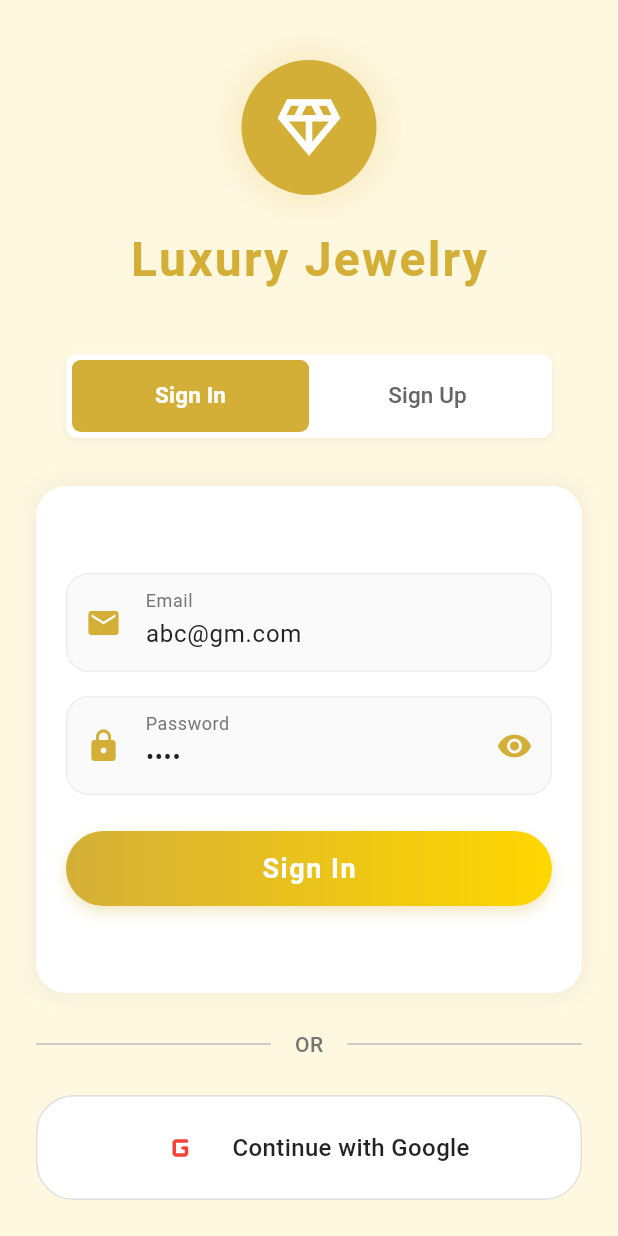
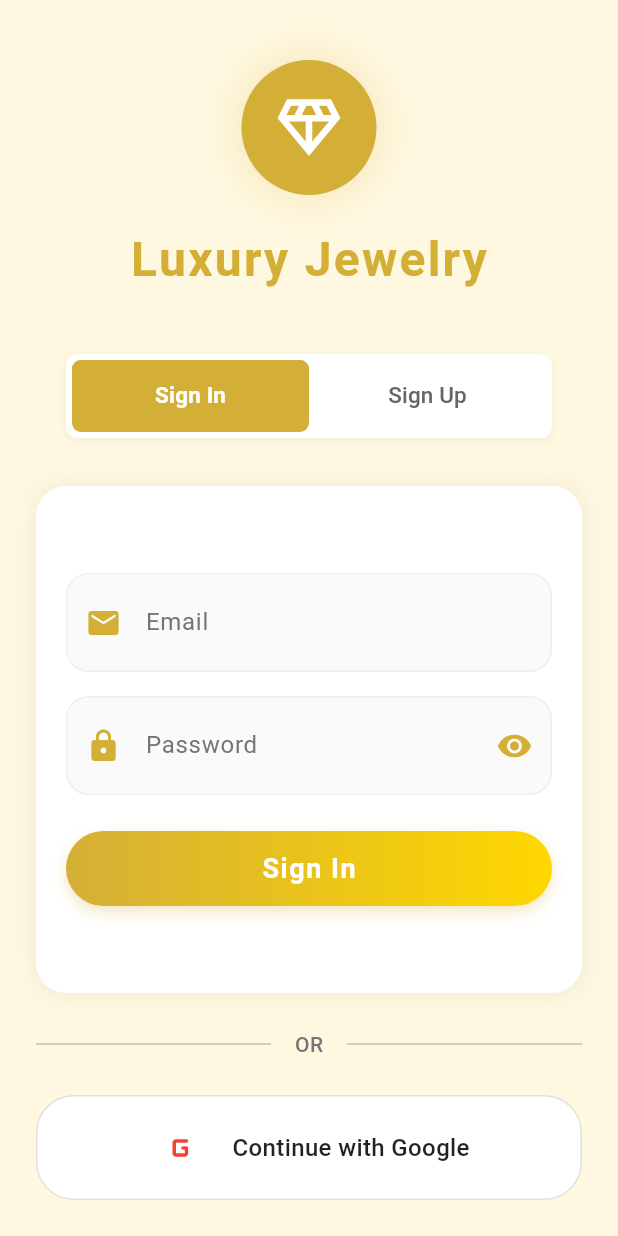
Before and after one commit to Parthh08/E-Commerce-Jewellery-App, a Flutter app: the screen it shows after launch, after a tap on "Continue with Google", on a phone screen of 412 x 824 dp. Run offline on Flutter 3.47's test engine with Material 3 defaults, Android fonts, the light colour scheme and no system bars; our stand-ins replace firebase_auth, firebase_core, fl_chart, get, google_sign_in; accounts and stored records are empty; network calls fail.

Commit message:
Refactor CartPage and LoginPage for improved readability and user experience; streamline widget structure, enhance loading indicators, and remove default text in login fields.

```diff
--- a/lib/pages/cart_page.dart
+++ b/lib/pages/cart_page.dart
@@ -11,9 +11,7 @@ class CartPage extends StatelessWidget {
 
     return Scaffold(
       backgroundColor: Theme.of(context).colorScheme.background,
-      appBar: AppBar(
-        title: const Text('Shopping Cart'),
-      ),
+      appBar: AppBar(title: const Text('Shopping Cart')),
       body: Obx(() {
         if (cartController.cartItems.isEmpty) {
           return Center(
@@ -33,9 +31,9 @@ class CartPage extends StatelessWidget {
                 const SizedBox(height: 8),
                 Text(
                   'Add some items to get started',
-                  style: Theme.of(context).textTheme.bodyLarge?.copyWith(
-                        color: Colors.grey,
-                      ),
+                  style: Theme.of(
+                    context,
+                  ).textTheme.bodyLarge?.copyWith(color: Colors.grey),
                 ),
                 const SizedBox(height: 24),
                 ElevatedButton(
@@ -92,7 +90,7 @@ class CartPage extends StatelessWidget {
                                 product.image,
                                 width: 80,
                                 height: 80,
-                                fit: BoxFit.cover,
+                                fit: BoxFit.contain,
                               ),
                             ),
                             const SizedBox(width: 16),
@@ -126,8 +124,10 @@ class CartPage extends StatelessWidget {
                               children: [
                                 IconButton(
                                   icon: const Icon(Icons.add_circle_outline),
-                                  onPressed: () =>
-                                      cartController.incrementQuantity(product),
+                                  onPressed:
+                                      () => cartController.incrementQuantity(
+                                        product,
+                                      ),
                                   color: Theme.of(context).colorScheme.primary,
                                 ),
                                 Text(
@@ -139,8 +139,10 @@ class CartPage extends StatelessWidget {
                                 ),
                                 IconButton(
                                   icon: const Icon(Icons.remove_circle_outline),
-                                  onPressed: () =>
-                                      cartController.decrementQuantity(product),
+                                  onPressed:
+                                      () => cartController.decrementQuantity(
+                                        product,
+                                      ),
                                   color: Theme.of(context).colorScheme.primary,
                                 ),
                               ],
@@ -175,10 +177,7 @@ class CartPage extends StatelessWidget {
                     Row(
                       mainAxisAlignment: MainAxisAlignment.spaceBetween,
                       children: [
-                        const Text(
-                          'Subtotal',
-                          style: TextStyle(fontSize: 16),
-                        ),
+                        const Text('Subtotal', style: TextStyle(fontSize: 16)),
                         Text(
                           '\$${cartController.subtotal.toStringAsFixed(2)}',
                           style: const TextStyle(
@@ -192,10 +191,7 @@ class CartPage extends StatelessWidget {
                     Row(
                       mainAxisAlignment: MainAxisAlignment.spaceBetween,
                       children: [
-                        const Text(
-                          'Tax',
-                          style: TextStyle(fontSize: 16),
-                        ),
+                        const Text('Tax', style: TextStyle(fontSize: 16)),
                         Text(
                           '\$${cartController.taxes.toStringAsFixed(2)}',
                           style: const TextStyle(
--- a/lib/pages/login_page.dart
+++ b/lib/pages/login_page.dart
@@ -13,8 +13,8 @@ class LoginPage extends StatefulWidget {
 
 class _LoginPageState extends State<LoginPage>
     with SingleTickerProviderStateMixin {
-  final emailController = TextEditingController(text: 'abc@gm.com');
-  final passwordController = TextEditingController(text: '1234');
+  final emailController = TextEditingController();
+  final passwordController = TextEditingController();
   final confirmPasswordController = TextEditingController();
   final nameController = TextEditingController();
   bool isLogin = true;
@@ -22,6 +22,8 @@ class _LoginPageState extends State<LoginPage>
   late TabController _tabController;
   final _auth = FirebaseAuth.instance;
   final _googleSignIn = GoogleSignIn();
+  bool _isGoogleSigningIn = false;
+  bool _isEmailAuthLoading = false;
 
   @override
   void initState() {
@@ -45,6 +47,10 @@ class _LoginPageState extends State<LoginPage>
   }
 
   Future<void> _handleAuth() async {
+    setState(() {
+      _isEmailAuthLoading = true;
+    });
+
     try {
       if (isLogin) {
         final userCredential = await _auth.signInWithEmailAndPassword(
@@ -62,6 +68,9 @@ class _LoginPageState extends State<LoginPage>
             backgroundColor: Colors.red,
             colorText: Colors.white,
           );
+          setState(() {
+            _isEmailAuthLoading = false;
+          });
           return;
         }
         final userCredential = await _auth.createUserWithEmailAndPassword(
@@ -69,7 +78,6 @@ class _LoginPageState extends State<LoginPage>
           password: passwordController.text,
         );
         if (userCredential.user != null) {
-          // Update display name
           await userCredential.user!.updateDisplayName(nameController.text);
           Get.snackbar(
             'Success',
@@ -87,13 +95,28 @@ class _LoginPageState extends State<LoginPage>
         backgroundColor: Colors.red,
         colorText: Colors.white,
       );
+    } finally {
+      if (mounted) {
+        setState(() {
+          _isEmailAuthLoading = false;
+        });
+      }
     }
   }
 
   Future<void> _handleGoogleSignIn() async {
+    setState(() {
+      _isGoogleSigningIn = true;
+    });
+
     try {
       final GoogleSignInAccount? googleUser = await _googleSignIn.signIn();
-      if (googleUser == null) return;
+      if (googleUser == null) {
+        setState(() {
+          _isGoogleSigningIn = false;
+        });
+        return;
+      }
 
       final GoogleSignInAuthentication googleAuth =
           await googleUser.authentication;
@@ -115,6 +138,9 @@ class _LoginPageState extends State<LoginPage>
         backgroundColor: Colors.red,
         colorText: Colors.white,
       );
+      setState(() {
+        _isGoogleSigningIn = false;
+      });
     }
   }
 
@@ -286,7 +312,10 @@ class _LoginPageState extends State<LoginPage>
                           child: Material(
                             color: Colors.transparent,
                             child: InkWell(
-                              onTap: _handleGoogleSignIn,
+                              onTap:
+                                  _isGoogleSigningIn
+                                      ? null
+                                      : _handleGoogleSignIn,
                               borderRadius: BorderRadius.circular(25),
                               child: Padding(
                                 padding: const EdgeInsets.symmetric(
@@ -296,6 +325,19 @@ class _LoginPageState extends State<LoginPage>
                                 child: Row(
                                   mainAxisAlignment: MainAxisAlignment.center,
                                   children: [
+                                    if (_isGoogleSigningIn)
+                                      SizedBox(
+                                        width: 24,
+                                        height: 24,
+                                        child: CircularProgressIndicator(
+                                          strokeWidth: 2,
+                                          valueColor:
+                                              AlwaysStoppedAnimation<Color>(
+                                                Theme.of(context).primaryColor,
+                                              ),
+                                        ),
+                                      )
+                                    else
                                       Container(
                                         padding: const EdgeInsets.all(8),
                                         decoration: const BoxDecoration(
@@ -309,9 +351,11 @@ class _LoginPageState extends State<LoginPage>
                                         ),
                                       ),
                                     const SizedBox(width: 12),
-                                    const Text(
-                                      'Continue with Google',
-                                      style: TextStyle(
+                                    Text(
+                                      _isGoogleSigningIn
+                                          ? 'Signing in...'
+                                          : 'Continue with Google',
+                                      style: const TextStyle(
                                         fontSize: 16,
                                         color: Colors.black87,
                                         fontWeight: FontWeight.w500,
@@ -459,10 +503,20 @@ class _LoginPageState extends State<LoginPage>
       child: Material(
         color: Colors.transparent,
         child: InkWell(
-          onTap: _handleAuth,
+          onTap: _isEmailAuthLoading ? null : _handleAuth,
           borderRadius: BorderRadius.circular(25),
           child: Center(
-            child: Text(
+            child:
+                _isEmailAuthLoading
+                    ? SizedBox(
+                      width: 24,
+                      height: 24,
+                      child: CircularProgressIndicator(
+                        strokeWidth: 2,
+                        valueColor: AlwaysStoppedAnimation<Color>(Colors.white),
+                      ),
+                    )
+                    : Text(
                       text,
                       style: const TextStyle(
                         color: Colors.white,
```
Lines whose indentation alone changed are shown as unchanged.
